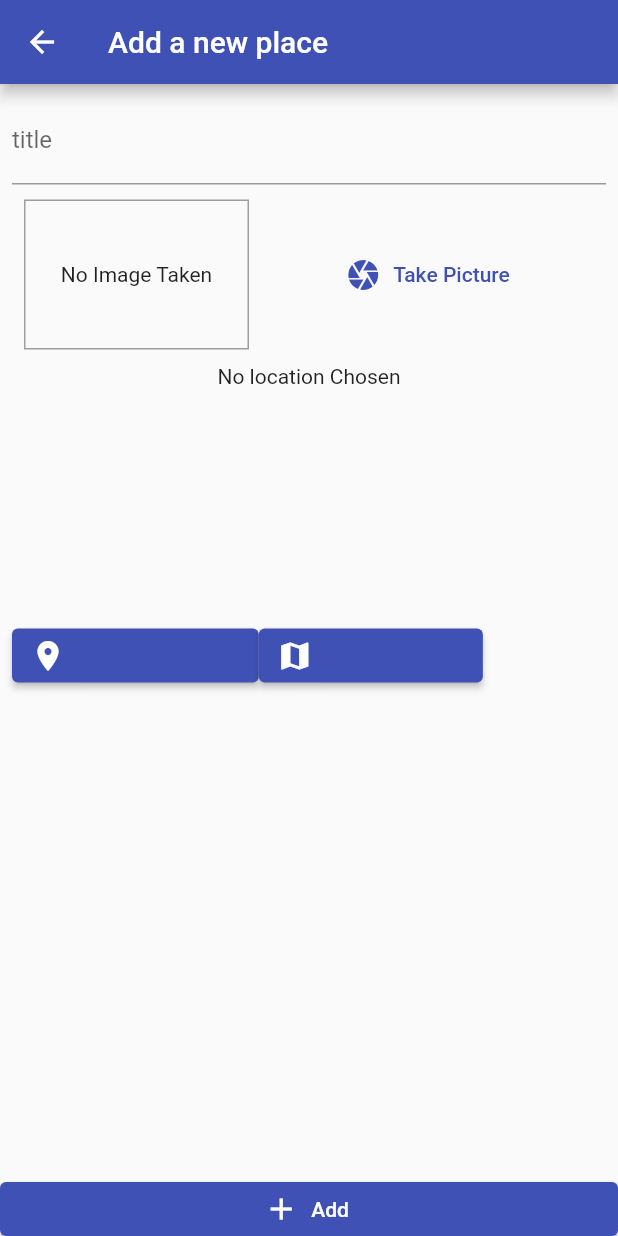
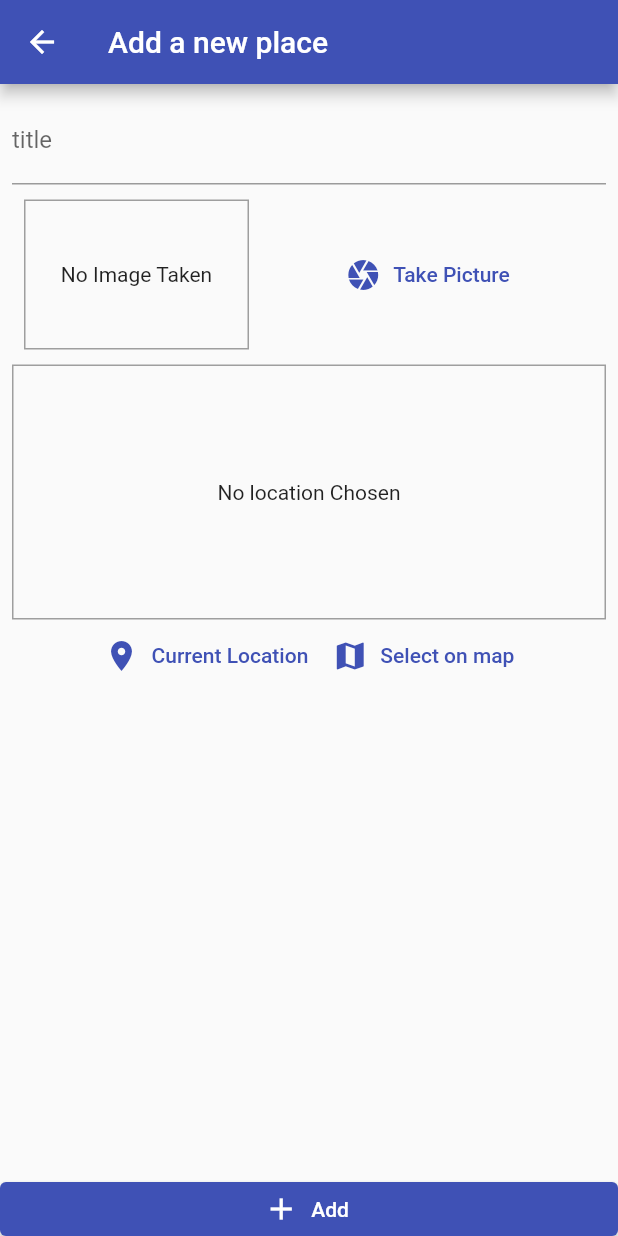
Before and after one commit to marizvi/placesApp, a Flutter app: the AddPlacesList screen opened by its route, on a phone screen of 412 x 824 dp. Run offline on Flutter 3.47's test engine with Material 2 defaults, Android fonts, the phone set to English and light mode, and no system bars; our stand-ins replace image_picker, sqflite; accounts and stored records are empty.

```diff
--- a/lib/screens/add_place_screen.dart
+++ b/lib/screens/add_place_screen.dart
@@ -73,7 +73,7 @@ class _AddPlacesListState extends State<AddPlacesList> {
                     SizedBox(
                       height: 10,
                     ),
-                  LocationInput()
+                    LocationInput(),
                   ],
                 ),
               ),
--- a/lib/widgets/location_input.dart
+++ b/lib/widgets/location_input.dart
@@ -13,8 +13,11 @@ class _LocationInputState extends State<LocationInput> {
     return Column(
       children: [
         Container(
+          decoration:
+              BoxDecoration(border: Border.all(width: 1, color: Colors.grey)),
           height: 170,
           width: double.infinity,
+          alignment: Alignment.center,
           child: _previewImageUrl == null
               ? Text(
                   'No location Chosen',
@@ -27,14 +30,15 @@ class _LocationInputState extends State<LocationInput> {
                 ),
         ),
         Row(
+          mainAxisAlignment: MainAxisAlignment.center,
           children: [
-            ElevatedButton.icon(
+            TextButton.icon(
               onPressed: () {},
               icon: Icon(Icons.location_on),
               label: Text('Current Location',
                   style: TextStyle(color: Theme.of(context).primaryColor)),
             ),
-            ElevatedButton.icon(
+            TextButton.icon(
               onPressed: () {},
               icon: Icon(Icons.map),
               label: Text('Select on map',
```
